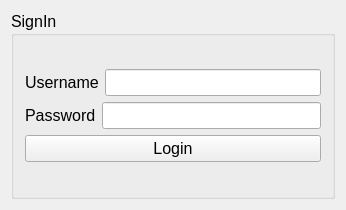
This is project_managment/project_managment/LoginWindow.ui in Sleyn2/IO_projectmanagement as Qt 5 draws it before an edit. The edited form follows.
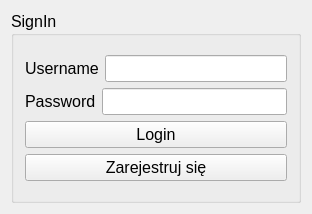
This is the edited form.

```diff
--- a/project_managment/project_managment/LoginWindow.ui
+++ b/project_managment/project_managment/LoginWindow.ui
@@ -6,8 +6,8 @@
    <rect>
     <x>0</x>
     <y>0</y>
-    <width>346</width>
-    <height>210</height>
+    <width>312</width>
+    <height>214</height>
    </rect>
   </property>
   <property name="font">
@@ -63,6 +63,13 @@
           </property>
          </widget>
         </item>
+        <item>
+         <widget class="QPushButton" name="pushButton_login_2">
+          <property name="text">
+           <string>Zarejestruj się</string>
+          </property>
+         </widget>
+        </item>
        </layout>
       </item>
      </layout>
```
